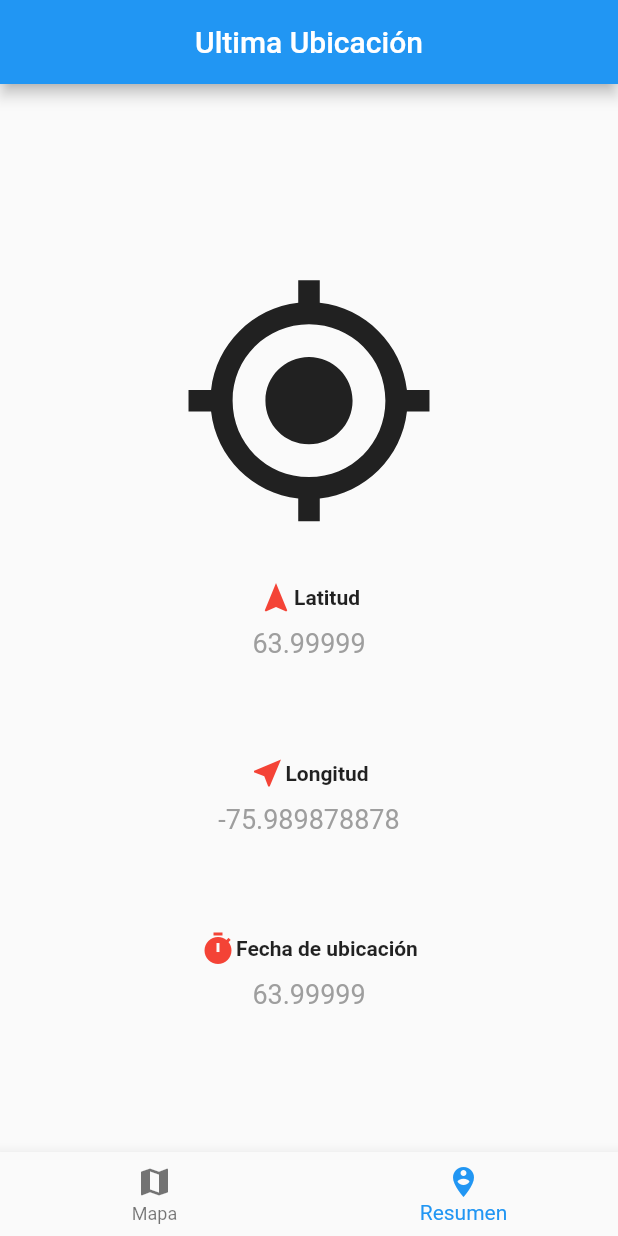
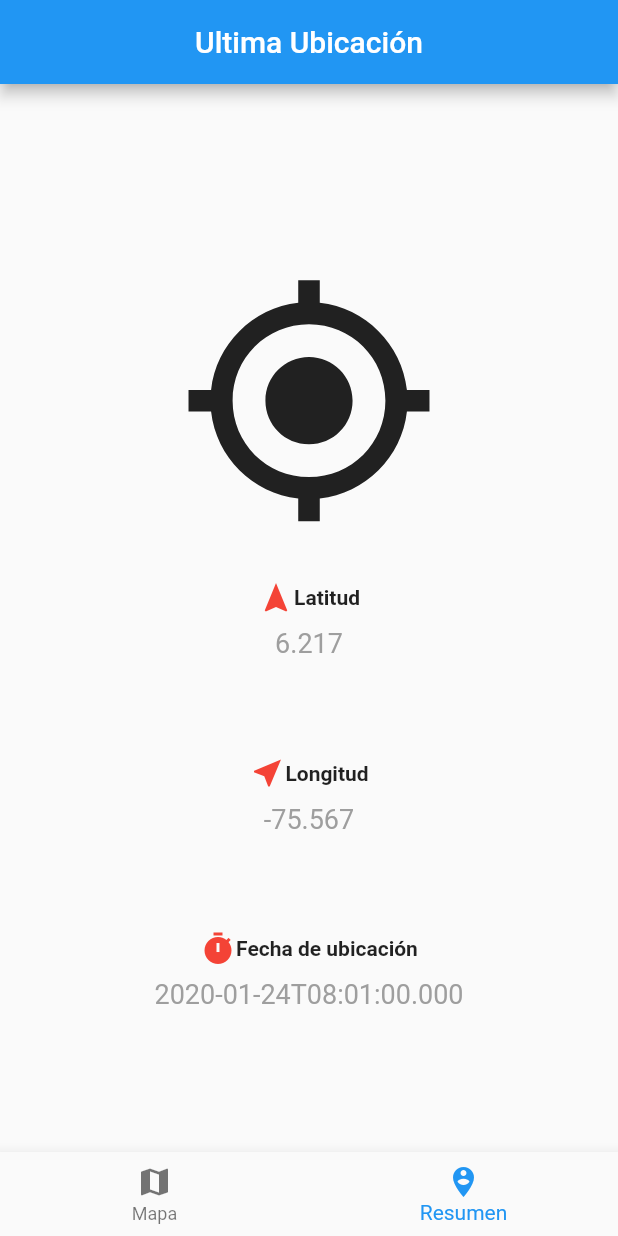
Before and after one commit to Hapkiduki/ansem, a Flutter app: the screen it shows after launch, item 2 of the bottom bar chosen, on a phone screen of 412 x 824 dp. Run offline on Flutter 3.47's test engine with Material 2 defaults, Android fonts, the phone set to English and light mode, and no system bars; our stand-ins replace flutter_map, latlong, location.

Commit message:
Se simula la carga de datos desde json

```diff
--- /dev/null
+++ b/data/location.json
@@ -0,0 +1,6 @@
+{
+    "_id": "1",
+    "latitud": "6.217",
+    "longitud": "-75.567",
+    "fecha": "2020-01-24 08:01:00"
+}
--- a/lib/main.dart
+++ b/lib/main.dart
@@ -1,3 +1,4 @@
+import 'package:ansem/src/blocs/provider.dart';
 import 'package:flutter/material.dart';
 
 import 'package:ansem/src/pages/home_page.dart';
@@ -9,13 +10,15 @@ void main() => runApp(MyApp());
 class MyApp extends StatelessWidget {
   @override
   Widget build(BuildContext context) {
-    return MaterialApp(
+    return Provider(
+          child: MaterialApp(
         debugShowCheckedModeBanner: false,
         title: 'Ansem',
         initialRoute: 'home',
         routes: {
           'home': (BuildContext context) => HomePage(),
         },
+      ),
     );
   }
 }
--- a/lib/src/blocs/location_bloc.dart
+++ b/lib/src/blocs/location_bloc.dart
@@ -1,21 +1,49 @@
 import 'dart:async';
+import 'package:flutter/services.dart' show rootBundle;
+
+import 'package:ansem/src/models/map_point_model.dart';
 import 'package:location/location.dart';
+//import 'package:ansem/src/utils/save_to_json.dart';
 
 class LocationBLoC {
+  MapPointModel mapPointModel = MapPointModel();
+
+  //SaveToJson _saveToJson = SaveToJson();
+
   LocationData locationData;
   final _locationStreamController = StreamController<LocationData>.broadcast();
+  final _locationDbStreamController =
+      StreamController<MapPointModel>.broadcast();
 
   Function(LocationData) get locationSink => _locationStreamController.sink.add;
+  Function(MapPointModel) get locationDbSink =>
+      _locationDbStreamController.sink.add;
 
   Stream<LocationData> get locationStream => _locationStreamController.stream;
+  Stream<MapPointModel> get locationDbStream =>
+      _locationDbStreamController.stream;
 
-  Future<LocationData> getLocation() async {
+  getLocation() async {
     final location = Location();
     locationData = await location.getLocation();
     locationSink(locationData);
   }
 
+  getLastLocation() async {
+    final resp = await rootBundle.loadString('data/location.json');
+    mapPointModel =  mapPointModelFromJson(resp);
+    locationDbSink(mapPointModel);
+  }
+
+  /*writeFile(MapPointModel mapPointModel) async {
+    print(mapPointModel);
+    _saveToJson.writeCounter(mapPointModelModelToJson(mapPointModel));
+    locationDbSink(mapPointModel);
+  }*/
+
   void dispose() {
     _locationStreamController?.close();
+    _locationDbStreamController?.close();
   }
+
 }
--- /dev/null
+++ b/lib/src/blocs/provider.dart
@@ -0,0 +1,42 @@
+import 'package:flutter/material.dart';
+
+import 'package:ansem/src/blocs/location_bloc.dart';
+export 'package:ansem/src/blocs/location_bloc.dart';
+
+
+
+class Provider extends InheritedWidget {
+
+  final _locationBloc = new LocationBLoC();
+
+
+  static Provider _instancia;
+
+  factory Provider({ Key key, Widget child }) {
+
+    if ( _instancia == null ) {
+      _instancia = new Provider._internal(key: key, child: child );
+    }
+
+    return _instancia;
+
+  }
+
+  Provider._internal({ Key key, Widget child })
+    : super(key: key, child: child );
+
+
+
+
+  // Provider({ Key key, Widget child })
+  //   : super(key: key, child: child );
+
+
+  @override
+  bool updateShouldNotify(InheritedWidget oldWidget) => true;
+
+  static LocationBLoC locationBLoC ( BuildContext context ) {
+    return ( context.inheritFromWidgetOfExactType(Provider) as Provider )._locationBloc;
+  }
+
+}
--- a/lib/src/models/map_point_model.dart
+++ b/lib/src/models/map_point_model.dart
@@ -1,7 +1,15 @@
+import 'dart:convert';
+
+MapPointModel mapPointModelFromJson(String str) =>
+    MapPointModel.fromJson(json.decode(str));
+
+String mapPointModelModelToJson(MapPointModel data) =>
+    json.encode(data.toJson());
+
 class MapPointModel {
-    int id;
-    double latitud;
-    double longitud;
+  String id;
+  String latitud;
+  String longitud;
   DateTime fecha;
 
   MapPointModel({
@@ -13,8 +21,8 @@ class MapPointModel {
 
   factory MapPointModel.fromJson(Map<String, dynamic> json) => MapPointModel(
         id: json["_id"],
-        latitud: json["latitud"].toDouble(),
-        longitud: json["longitud"].toDouble(),
+        latitud: json["latitud"],
+        longitud: json["longitud"],
         fecha: DateTime.parse(json["fecha"]),
       );
 
--- a/lib/src/pages/resumen_page.dart
+++ b/lib/src/pages/resumen_page.dart
@@ -1,15 +1,48 @@
+import 'package:ansem/src/models/map_point_model.dart';
 import 'package:flutter/material.dart';
+import 'package:ansem/src/blocs/provider.dart';
 
-class ResumenPage extends StatelessWidget {
+class ResumenPage extends StatefulWidget {
+  @override
+  _ResumenPageState createState() => _ResumenPageState();
+}
+
+class _ResumenPageState extends State<ResumenPage> {
+  LocationBLoC locationBloc;
+
+
+  /*@override
+  void initState() {
+    _locationBloc.getLastLocation();
+    super.initState();
+  }
+
+  @override
+  void dispose() {
+    _locationBloc.dispose();
+    super.dispose();
+  }*/
+
   @override
   Widget build(BuildContext context) {
+
+    locationBloc = Provider.locationBLoC(context);
+    locationBloc.getLastLocation();
+
     return Scaffold(
       appBar: AppBar(
         title: Text('Ultima Ubicación'),
         centerTitle: true,
       ),
       body: Center(
-        child: Column(
+        child: StreamBuilder(
+          stream: locationBloc.locationDbStream,
+          builder:
+              (BuildContext context, AsyncSnapshot<MapPointModel> snapshot) {
+            MapPointModel mapPointModel = MapPointModel();
+
+              mapPointModel = snapshot.data;
+              return ListView(
                 children: <Widget>[
                   SizedBox(
                     height: MediaQuery.of(context).size.height * .15,
@@ -18,16 +51,30 @@ class ResumenPage extends StatelessWidget {
                     Icons.my_location,
                     size: 175.0,
                   ),
-            _info('Latitud', 63.99999, Icons.navigation),
-            _info('Longitud', -75.989878878, Icons.near_me),
-            _info('Fecha de ubicación', 63.99999, Icons.timer),
+                  _info(
+                    icono: Icons.navigation,
+                    title: 'Latitud',
+                    valor: mapPointModel.latitud
+                  ),
+                  _info(
+                    icono: Icons.near_me,
+                    title: 'Longitud',
+                    valor: mapPointModel.longitud
+                  ),
+                  _info(
+                    icono: Icons.timer,
+                    title: 'Fecha de ubicación',
+                    valor: mapPointModel.fecha.toIso8601String()
+                  ),
                 ],
+              );
+          },
         ),
       ),
     );
   }
 
-  Widget _info(String title, double valor, IconData icono) {
+  Widget _info({String title, String valor, IconData icono}) {
     return Container(
       padding: const EdgeInsets.all(32),
       child: Row(
@@ -55,7 +102,7 @@ class ResumenPage extends StatelessWidget {
                 ),
               ),
               Text(
-                valor.toString(),
+                valor,
                 style: TextStyle(
                   color: Colors.grey[500],
                   fontSize: 18.0,
--- a/pubspec.yaml
+++ b/pubspec.yaml
@@ -25,6 +25,7 @@ dependencies:
   cupertino_icons: ^0.1.2
   flutter_map: ^0.8.2
   location:
+  path_provider: ^1.6.5
 
 dev_dependencies:
   flutter_test:
@@ -43,8 +44,8 @@ flutter:
   uses-material-design: true
 
   # To add assets to your application, add an assets section, like this:
-  # assets:
-  #  - images/a_dot_burr.jpeg
+  assets:
+    - data/location.json
   #  - images/a_dot_ham.jpeg
 
   # An image asset can refer to one or more resolution-specific "variants", see
```
Also changed, not shown: lib/src/models/scan_model.dart (deleted, +0 -45 lines), lib/src/pages/mapas_page.dart (+13 -26 lines), lib/src/utils/save_to_json.dart (added, +39 -0 lines), pubspec.lock. Lines whose indentation alone changed are shown as unchanged.
